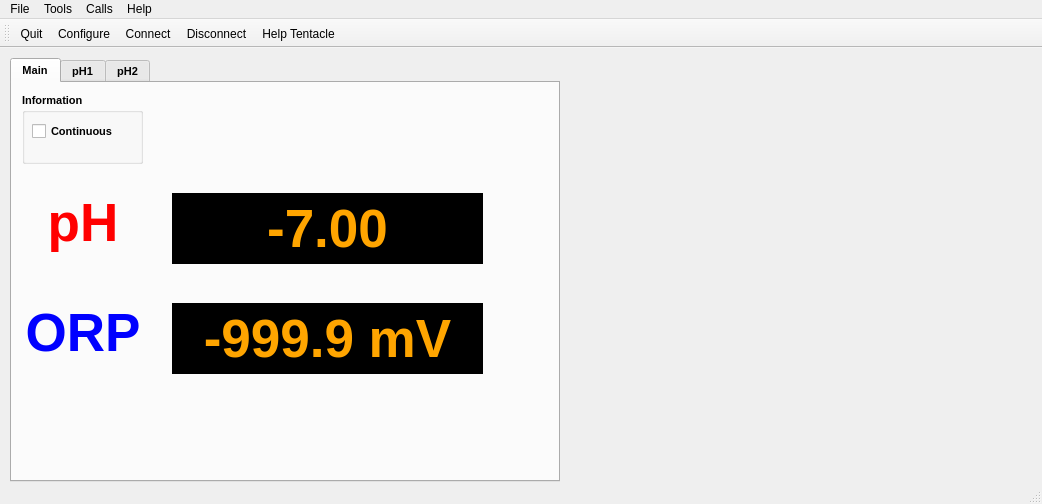
Qt form mainwindow.ui (cskv/atlas-tentacle) before a commit.
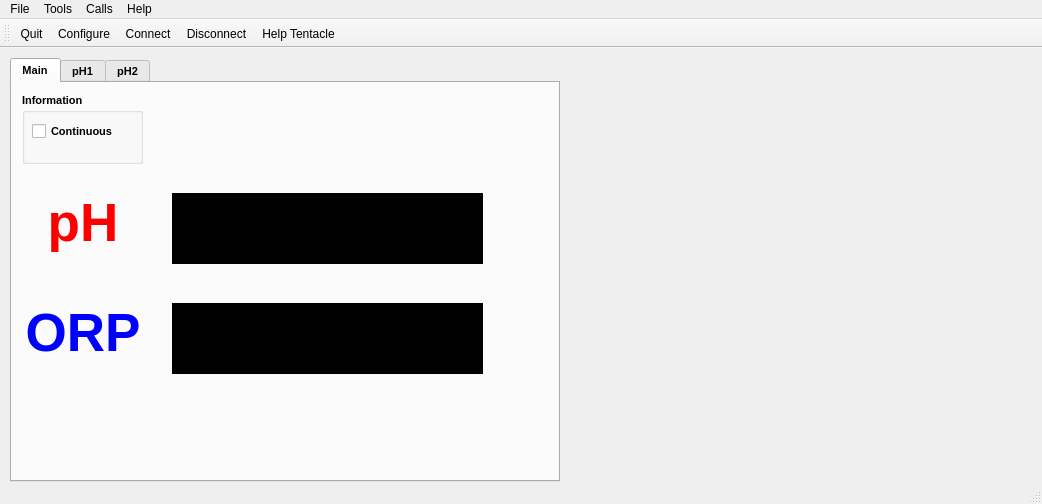
The same form after that commit. Icons and pictures are not drawn.

The edit to the form file:
```diff
--- a/mainwindow.ui
+++ b/mainwindow.ui
@@ -101,7 +101,7 @@
 </string>
       </property>
       <property name="text">
-       <string>-7.00</string>
+       <string/>
       </property>
       <property name="textFormat">
        <enum>Qt::PlainText</enum>
@@ -174,7 +174,7 @@
 </string>
       </property>
       <property name="text">
-       <string>-999.9 mV</string>
+       <string/>
       </property>
       <property name="textFormat">
        <enum>Qt::PlainText</enum>
```
Left out of the diff: 6 changed lines with no effect on the pictures.
